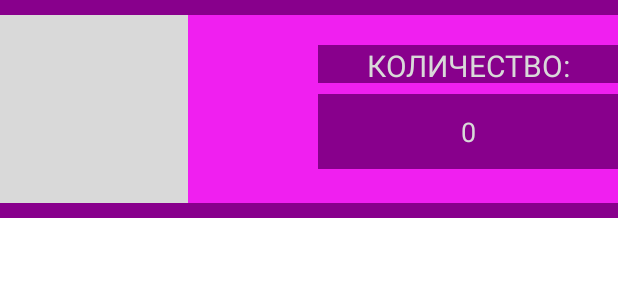
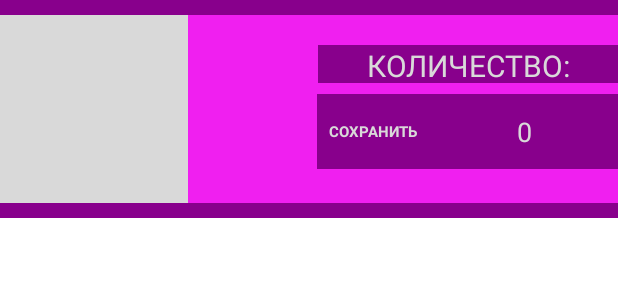
Before and after one commit to L1ghtSaber/MindfulnessGame, an Android app: the layout answer_item.xml on its own in the app's theme, with its tools: preview values and no code run, on a phone screen of 412 x 824 dp. Shown: the top 300 px of the screen. Run offline under Robolectric (Android 15) with nearby library versions, the light colour scheme and no system bars.

Commit message:
Добавлена кнопка сохарнения ответа

```diff
--- a/app/src/main/java/com/example/mindfulnessgame/MainActivity.java
+++ b/app/src/main/java/com/example/mindfulnessgame/MainActivity.java
@@ -87,10 +87,7 @@ public class MainActivity extends AppCompatActivity {
                     public void onFinish() {
                         image.setImageResource(R.mipmap.it_cube_logo_background);
                         for (int i = 0; i < level.images.length; i++) {
-                            if (rightAnswers.containsKey(level.images[i])) {
-                                int oldAmount = rightAnswers.get(level.images[i]);
-                                rightAnswers.put(level.images[i], level.number + 1);
-                            }
+                            if (rightAnswers.containsKey(level.images[i])) rightAnswers.put(level.images[i], level.number + 1);
                             else rightAnswers.put(level.images[i], 1);
                         }
 
@@ -101,9 +98,7 @@ public class MainActivity extends AppCompatActivity {
                         answersArrayList.add(rand, new Answer(R.drawable.ic_baseline_close_24, 0));
                         rightAnswers.put(answersArrayList.get(rand).image, 0);
 
-                        Answer[] answersArray = new Answer[answersArrayList.size()];
-                        for (int i = 0; i < answersArray.length; i++) answersArray[i] = answersArrayList.get(i);
-                        answers.setAdapter(new Answer.Adapter(MainActivity.this, answersArray));
+                        answers.setAdapter(new Answer.Adapter(MainActivity.this, answersArrayList));
                     }
                 }.start();
             }
@@ -146,9 +141,9 @@ public class MainActivity extends AppCompatActivity {
 
             private final View[] convertView;
 
-            public Adapter(Context context, Answer[] answers) {
+            public Adapter(Context context, ArrayList<Answer> answers) {
                 super(context, R.layout.answer_item, answers);
-                convertView = new View[answers.length];
+                convertView = new View[answers.size()];
             }
 
             public View getView(int position, View convertView, ViewGroup parent) {
--- a/app/src/main/res/layout/answer_item.xml
+++ b/app/src/main/res/layout/answer_item.xml
@@ -52,7 +52,7 @@
 
         <EditText
             android:id="@+id/answer_amount_ET"
-            android:layout_width="200dp"
+            android:layout_width="125dp"
             android:layout_height="50dp"
             android:background="#88008c"
             android:textAlignment="center"
@@ -66,6 +66,43 @@
             app:layout_constraintTop_toTopOf="parent"
             app:layout_constraintVertical_bias="0.7" />
 
+        <FrameLayout
+            android:layout_width="75dp"
+            android:layout_height="50dp"
+            app:layout_constraintBottom_toBottomOf="parent"
+            app:layout_constraintHorizontal_bias="0.627"
+            app:layout_constraintLeft_toLeftOf="parent"
+            app:layout_constraintRight_toRightOf="parent"
+            app:layout_constraintTop_toTopOf="parent"
+            app:layout_constraintVertical_bias="0.7">
+
+            <ImageButton
+                android:id="@+id/save_IB"
+                android:layout_width="match_parent"
+                android:layout_height="match_parent"
+                android:background="#88008c"/>
+
+            <TextView
+                android:layout_width="match_parent"
+                android:layout_height="match_parent"
+                android:gravity="center"
+                android:text="@string/save"
+                android:textSize="10sp"
+                android:textStyle="bold"
+                android:textColor="#d9d9d9"/>
+
+        </FrameLayout>
+
+        <TextView
+            android:layout_width="200dp"
+            android:layout_height="10dp"
+            app:layout_constraintBottom_toBottomOf="parent"
+            app:layout_constraintHorizontal_bias="1.0"
+            app:layout_constraintLeft_toLeftOf="parent"
+            app:layout_constraintRight_toRightOf="parent"
+            app:layout_constraintTop_toTopOf="parent"
+            app:layout_constraintVertical_bias="1.0"/>
+
     </androidx.constraintlayout.widget.ConstraintLayout>
 
     <TextView
--- a/app/src/main/res/values/strings.xml
+++ b/app/src/main/res/values/strings.xml
@@ -7,4 +7,5 @@
     <string name="choose">ВЫБРАТЬ</string>
     <string name="check">ПРОВЕРИТЬ</string>
     <string name="amount">КОЛИЧЕСТВО:</string>
+    <string name="save">СОХРАНИТЬ</string>
 </resources>
--- a/build.gradle
+++ b/build.gradle
@@ -5,7 +5,7 @@ buildscript {
         mavenCentral()
     }
     dependencies {
-        classpath "com.android.tools.build:gradle:7.0.3"
+        classpath 'com.android.tools.build:gradle:7.1.3'
 
         // NOTE: Do not place your application dependencies here; they belong
         // in the individual module build.gradle files
```
Also changed, not shown: gradle/wrapper/gradle-wrapper.properties.
